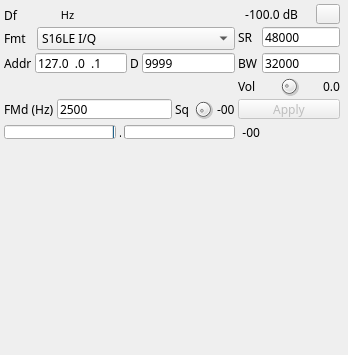
This is plugins/channeltx/udpsink/udpsinkgui.ui in f4exb/sdrangel as Qt 5 draws it before an edit. The edited form follows.
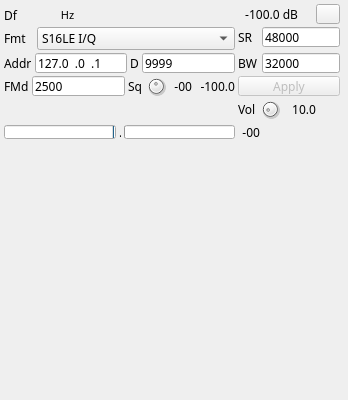
This is the edited form. Icons and pictures are not drawn. Custom widgets are drawn as their Qt base class.

Commit message: UDPSink plugin: implemented squelch

What changed in the file:
```diff
--- a/plugins/channeltx/udpsink/udpsinkgui.ui
+++ b/plugins/channeltx/udpsink/udpsinkgui.ui
@@ -7,7 +7,7 @@
     <x>0</x>
     <y>0</y>
     <width>348</width>
-    <height>355</height>
+    <height>400</height>
    </rect>
   </property>
   <property name="minimumSize">
@@ -71,6 +71,114 @@
     <property name="spacing">
      <number>3</number>
     </property>
+    <item row="8" column="0">
+     <layout class="QHBoxLayout" name="VUMeterLayout">
+      <item>
+       <widget class="LevelMeterVU" name="volumeMeter" native="true">
+        <property name="sizePolicy">
+         <sizepolicy hsizetype="Expanding" vsizetype="Preferred">
+          <horstretch>0</horstretch>
+          <verstretch>0</verstretch>
+         </sizepolicy>
+        </property>
+       </widget>
+      </item>
+     </layout>
+    </item>
+    <item row="4" column="0">
+     <layout class="QHBoxLayout" name="FMDevLayout">
+      <item>
+       <widget class="QLabel" name="fmDevLabel">
+        <property name="text">
+         <string>FMd</string>
+        </property>
+       </widget>
+      </item>
+      <item>
+       <widget class="QLineEdit" name="fmDeviation">
+        <property name="toolTip">
+         <string>FM deviation in Hz (for S16LE NFM format)</string>
+        </property>
+        <property name="inputMask">
+         <string>00000</string>
+        </property>
+        <property name="text">
+         <string>2500</string>
+        </property>
+       </widget>
+      </item>
+      <item>
+       <widget class="QLabel" name="squelchLabel">
+        <property name="text">
+         <string>Sq</string>
+        </property>
+       </widget>
+      </item>
+      <item>
+       <widget class="QDial" name="squelch">
+        <property name="maximumSize">
+         <size>
+          <width>22</width>
+          <height>22</height>
+         </size>
+        </property>
+        <property name="toolTip">
+         <string>Power squelch threshold (dB)</string>
+        </property>
+        <property name="minimum">
+         <number>-100</number>
+        </property>
+        <property name="maximum">
+         <number>0</number>
+        </property>
+        <property name="pageStep">
+         <number>1</number>
+        </property>
+        <property name="value">
+         <number>-50</number>
+        </property>
+       </widget>
+      </item>
+      <item>
+       <widget class="QLabel" name="squelchText">
+        <property name="minimumSize">
+         <size>
+          <width>22</width>
+          <height>0</height>
+         </size>
+        </property>
+        <property name="toolTip">
+         <string>Power squelch threshold (dB)</string>
+        </property>
+        <property name="text">
+         <string>-00</string>
+        </property>
+        <property name="alignment">
+         <set>Qt::AlignRight|Qt::AlignTrailing|Qt::AlignVCenter</set>
+        </property>
+       </widget>
+      </item>
+      <item>
+       <widget class="QLabel" name="inputPower">
+        <property name="minimumSize">
+         <size>
+          <width>40</width>
+          <height>0</height>
+         </size>
+        </property>
+        <property name="toolTip">
+         <string>Input power (dB)</string>
+        </property>
+        <property name="text">
+         <string>-100.0</string>
+        </property>
+        <property name="alignment">
+         <set>Qt::AlignRight|Qt::AlignTrailing|Qt::AlignVCenter</set>
+        </property>
+       </widget>
+      </item>
+     </layout>
+    </item>
     <item row="3" column="0">
      <layout class="QHBoxLayout" name="AddressLayout">
       <item>
@@ -299,100 +407,6 @@
       </item>
      </layout>
     </item>
-    <item row="8" column="0">
-     <layout class="QHBoxLayout" name="FMDevLayout">
-      <item>
-       <widget class="QLabel" name="fmDevLabel">
-        <property name="text">
-         <string>FMd (Hz)</string>
-        </property>
-       </widget>
-      </item>
-      <item>
-       <widget class="QLineEdit" name="fmDeviation">
-        <property name="toolTip">
-         <string>FM deviation in Hz (for S16LE NFM format)</string>
-        </property>
-        <property name="inputMask">
-         <string>00000</string>
-        </property>
-        <property name="text">
-         <string>2500</string>
-        </property>
-       </widget>
-      </item>
-      <item>
-       <widget class="QLabel" name="label">
-        <property name="text">
-         <string>Sq</string>
-        </property>
-       </widget>
-      </item>
-      <item>
-       <widget class="QDial" name="dial">
-        <property name="maximumSize">
-         <size>
-          <width>22</width>
-          <height>22</height>
-         </size>
-        </property>
-        <property name="toolTip">
-         <string>Power squelch threshold (dB)</string>
-        </property>
-       </widget>
-      </item>
-      <item>
-       <widget class="QLabel" name="label_2">
-        <property name="toolTip">
-         <string>Power squelch threshold (dB)</string>
-        </property>
-        <property name="text">
-         <string>-00</string>
-        </property>
-       </widget>
-      </item>
-     </layout>
-    </item>
-    <item row="4" column="2">
-     <layout class="QHBoxLayout" name="VolumeLayout">
-      <item>
-       <widget class="QLabel" name="volumeLabel">
-        <property name="text">
-         <string>Vol</string>
-        </property>
-       </widget>
-      </item>
-      <item>
-       <widget class="QDial" name="volume">
-        <property name="maximumSize">
-         <size>
-          <width>22</width>
-          <height>22</height>
-         </size>
-        </property>
-        <property name="maximum">
-         <number>50</number>
-        </property>
-        <property name="pageStep">
-         <number>1</number>
-        </property>
-        <property name="value">
-         <number>10</number>
-        </property>
-       </widget>
-      </item>
-      <item>
-       <widget class="QLabel" name="volumeText">
-        <property name="text">
-         <string>0.0</string>
-        </property>
-        <property name="alignment">
-         <set>Qt::AlignRight|Qt::AlignTrailing|Qt::AlignVCenter</set>
-        </property>
-       </widget>
-      </item>
-     </layout>
-    </item>
     <item row="1" column="0" rowspan="2">
      <layout class="QHBoxLayout" name="FormatLayout">
       <item>
@@ -520,33 +534,6 @@
       </item>
      </layout>
     </item>
-    <item row="8" column="2">
-     <widget class="QPushButton" name="applyBtn">
-      <property name="enabled">
-       <bool>false</bool>
-      </property>
-      <property name="toolTip">
-       <string>Apply text input and/or samples format</string>
-      </property>
-      <property name="text">
-       <string>Apply</string>
-      </property>
-     </widget>
-    </item>
-    <item row="4" column="0">
-     <layout class="QHBoxLayout" name="VUMeterLayout">
-      <item>
-       <widget class="LevelMeterVU" name="volumeMeter" native="true">
-        <property name="sizePolicy">
-         <sizepolicy hsizetype="Expanding" vsizetype="Preferred">
-          <horstretch>0</horstretch>
-          <verstretch>0</verstretch>
-         </sizepolicy>
-        </property>
-       </widget>
-      </item>
-     </layout>
-    </item>
     <item row="9" column="0">
      <layout class="QHBoxLayout" name="BufferGaugeLayout">
       <item>
@@ -650,6 +637,78 @@
       </item>
      </layout>
     </item>
+    <item row="8" column="2">
+     <layout class="QHBoxLayout" name="VolumeLayout">
+      <item>
+       <widget class="QLabel" name="volumeLabel">
+        <property name="text">
+         <string>Vol</string>
+        </property>
+       </widget>
+      </item>
+      <item>
+       <widget class="QDial" name="volume">
+        <property name="maximumSize">
+         <size>
+          <width>22</width>
+          <height>22</height>
+         </size>
+        </property>
+        <property name="maximum">
+         <number>100</number>
+        </property>
+        <property name="pageStep">
+         <number>1</number>
+        </property>
+        <property name="value">
+         <number>10</number>
+        </property>
+       </widget>
+      </item>
+      <item>
+       <widget class="QLabel" name="volumeText">
+        <property name="minimumSize">
+         <size>
+          <width>32</width>
+          <height>0</height>
+         </size>
+        </property>
+        <property name="text">
+         <string>10.0</string>
+        </property>
+        <property name="alignment">
+         <set>Qt::AlignRight|Qt::AlignTrailing|Qt::AlignVCenter</set>
+        </property>
+       </widget>
+      </item>
+      <item>
+       <spacer name="horizontalSpacer_3">
+        <property name="orientation">
+         <enum>Qt::Horizontal</enum>
+        </property>
+        <property name="sizeHint" stdset="0">
+         <size>
+          <width>40</width>
+          <height>20</height>
+         </size>
+        </property>
+       </spacer>
+      </item>
+     </layout>
+    </item>
+    <item row="4" column="2">
+     <widget class="QPushButton" name="applyBtn">
+      <property name="enabled">
+       <bool>false</bool>
+      </property>
+      <property name="toolTip">
+       <string>Apply text input and/or samples format</string>
+      </property>
+      <property name="text">
+       <string>Apply</string>
+      </property>
+     </widget>
+    </item>
    </layout>
   </widget>
   <widget class="QWidget" name="spectrumBox" native="true">
```
The commit also changes 4 other files.
